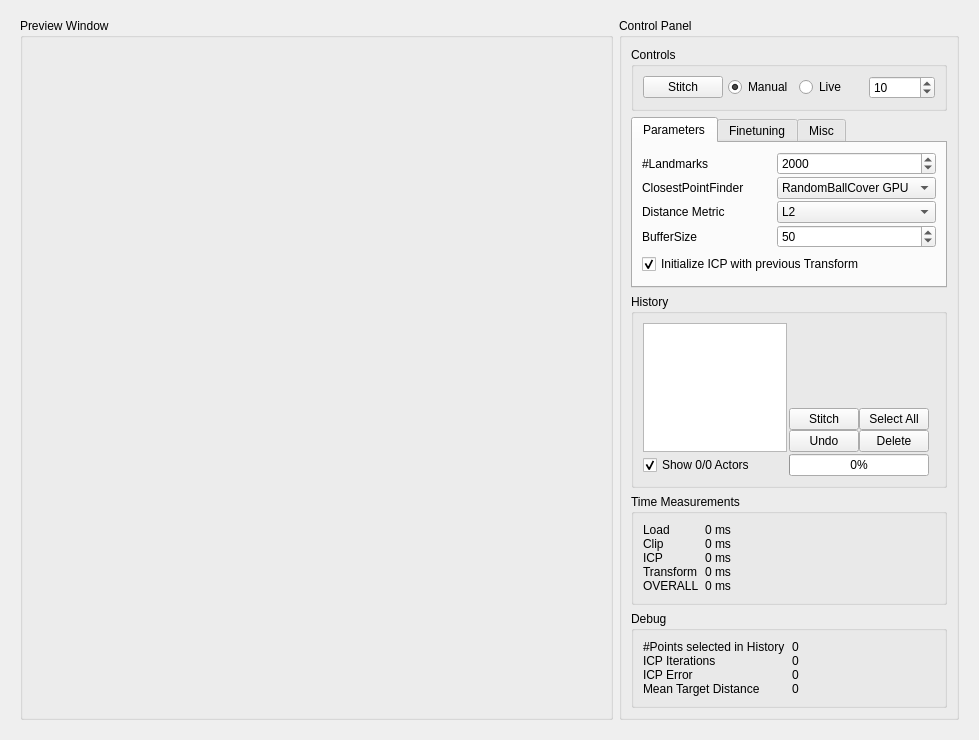
anygo/uniprojectsdn, file master/seminar/FastStitching/FastStitchingWidget.ui: the form before one commit.
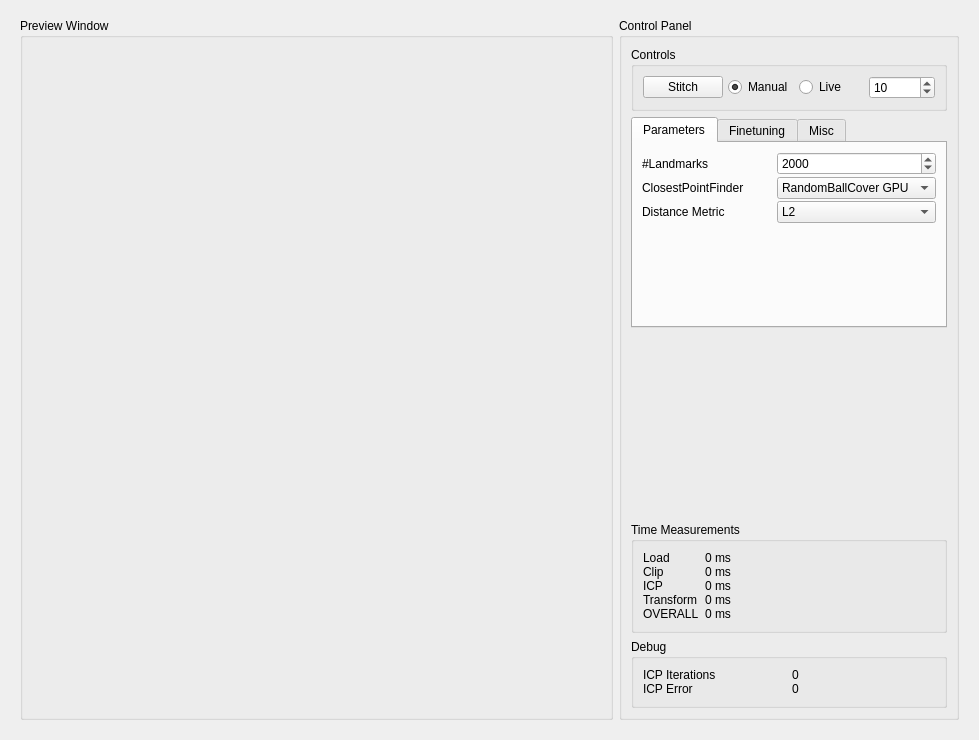
The form after the commit. Custom widgets are drawn as their Qt base class.

```diff
--- a/master/seminar/FastStitching/FastStitchingWidget.ui
+++ b/master/seminar/FastStitching/FastStitchingWidget.ui
@@ -249,50 +249,10 @@
                  </item>
                 </widget>
                </item>
-               <item row="3" column="1">
-                <widget class="QSpinBox" name="m_SpinBoxBufferSize">
-                 <property name="minimum">
-                  <number>2</number>
-                 </property>
-                 <property name="maximum">
-                  <number>65536</number>
-                 </property>
-                 <property name="singleStep">
-                  <number>5</number>
-                 </property>
-                 <property name="value">
-                  <number>50</number>
-                 </property>
-                </widget>
-               </item>
-               <item row="3" column="0">
-                <widget class="QLabel" name="label_13">
-                 <property name="text">
-                  <string>BufferSize</string>
-                 </property>
-                </widget>
-               </item>
               </layout>
              </item>
              <item>
-              <layout class="QVBoxLayout" name="verticalLayout_3">
-               <property name="spacing">
-                <number>0</number>
-               </property>
-               <item>
-                <widget class="QCheckBox" name="m_CheckBoxUsePreviousTransformation">
-                 <property name="text">
-                  <string>Initialize ICP with previous Transform</string>
-                 </property>
-                 <property name="checked">
-                  <bool>true</bool>
-                 </property>
-                </widget>
-               </item>
-              </layout>
-             </item>
-             <item>
-              <spacer name="verticalSpacer_3">
+              <spacer name="verticalSpacer">
                <property name="orientation">
                 <enum>Qt::Vertical</enum>
                </property>
@@ -620,178 +580,17 @@
           </widget>
          </item>
          <item>
-          <widget class="QGroupBox" name="groupBox_3">
-           <property name="title">
-            <string>History</string>
+          <spacer name="verticalSpacer_3">
+           <property name="orientation">
+            <enum>Qt::Vertical</enum>
            </property>
-           <layout class="QGridLayout" name="gridLayout_8">
-            <property name="verticalSpacing">
-             <number>2</number>
-            </property>
-            <item row="0" column="0">
-             <widget class="QListWidget" name="m_ListWidgetHistory">
-              <property name="minimumSize">
-               <size>
-                <width>144</width>
-                <height>0</height>
-               </size>
-              </property>
-              <property name="mouseTracking">
-               <bool>true</bool>
-              </property>
-              <property name="dragEnabled">
-               <bool>false</bool>
-              </property>
-              <property name="dragDropOverwriteMode">
-               <bool>false</bool>
-              </property>
-              <property name="dragDropMode">
-               <enum>QAbstractItemView::NoDragDrop</enum>
-              </property>
-              <property name="selectionMode">
-               <enum>QAbstractItemView::ExtendedSelection</enum>
-              </property>
-              <property name="viewMode">
-               <enum>QListView::ListMode</enum>
-              </property>
-              <property name="selectionRectVisible">
-               <bool>false</bool>
-              </property>
-             </widget>
-            </item>
-            <item row="0" column="2">
-             <widget class="QFrame" name="frame_4">
-              <property name="sizePolicy">
-               <sizepolicy hsizetype="Preferred" vsizetype="Preferred">
-                <horstretch>0</horstretch>
-                <verstretch>0</verstretch>
-               </sizepolicy>
-              </property>
-              <property name="frameShape">
-               <enum>QFrame::NoFrame</enum>
-              </property>
-              <property name="frameShadow">
-               <enum>QFrame::Plain</enum>
-              </property>
-              <layout class="QVBoxLayout" name="verticalLayout">
-               <property name="spacing">
-                <number>0</number>
-               </property>
-               <property name="margin">
-                <number>0</number>
-               </property>
-              </layout>
-             </widget>
-            </item>
-            <item row="0" column="1">
-             <layout class="QGridLayout" name="gridLayout_7">
-              <property name="sizeConstraint">
-               <enum>QLayout::SetMinimumSize</enum>
-              </property>
-              <property name="spacing">
-               <number>0</number>
-              </property>
-              <item row="0" column="1">
-               <spacer name="verticalSpacer">
-                <property name="orientation">
-                 <enum>Qt::Vertical</enum>
-                </property>
-                <property name="sizeType">
-                 <enum>QSizePolicy::Expanding</enum>
-                </property>
-                <property name="sizeHint" stdset="0">
-                 <size>
-                  <width>1</width>
-                  <height>40</height>
-                 </size>
-                </property>
-               </spacer>
-              </item>
-              <item row="12" column="1">
-               <widget class="QPushButton" name="m_PushButtonHistoryDelete">
-                <property name="toolTip">
-                 <string>deletes the selected actors</string>
-                </property>
-                <property name="text">
-                 <string>Delete</string>
-                </property>
-               </widget>
-              </item>
-              <item row="2" column="1">
-               <widget class="QPushButton" name="m_PushButtonHistoryShowAll">
-                <property name="minimumSize">
-                 <size>
-                  <width>0</width>
-                  <height>0</height>
-                 </size>
-                </property>
-                <property name="text">
-                 <string>Select All</string>
-                </property>
-               </widget>
-              </item>
-              <item row="12" column="0">
-               <widget class="QPushButton" name="m_PushButtonHistoryUndoTransform">
-                <property name="toolTip">
-                 <string>inverts the transforms that were applied to these actors</string>
-                </property>
-                <property name="text">
-                 <string>Undo</string>
-                </property>
-               </widget>
-              </item>
-              <item row="2" column="0">
-               <widget class="QPushButton" name="m_PushButtonHistoryStitchSelection">
-                <property name="toolTip">
-                 <string>stitches the actors to the previous actors</string>
-                </property>
-                <property name="text">
-                 <string>Stitch</string>
-                </property>
-               </widget>
-              </item>
-             </layout>
-            </item>
-            <item row="1" column="1">
-             <widget class="QProgressBar" name="m_ProgressBar">
-              <property name="maximum">
-               <number>100</number>
-              </property>
-              <property name="value">
-               <number>0</number>
-              </property>
-              <property name="alignment">
-               <set>Qt::AlignLeading|Qt::AlignLeft|Qt::AlignVCenter</set>
-              </property>
-              <property name="textVisible">
-               <bool>true</bool>
-              </property>
-              <property name="invertedAppearance">
-               <bool>false</bool>
-              </property>
-              <property name="textDirection">
-               <enum>QProgressBar::TopToBottom</enum>
-              </property>
-              <property name="format">
-               <string>%p%</string>
-              </property>
-             </widget>
-            </item>
-            <item row="1" column="0">
-             <widget class="QCheckBox" name="m_CheckBoxShowSelectedActors">
-              <property name="text">
-               <string>Show 0/0 Actors</string>
-              </property>
-              <property name="checkable">
-               <bool>true</bool>
-              </property>
-              <property name="checked">
-               <bool>true</bool>
-              </property>
-             </widget>
-            </item>
-           </layout>
-          </widget>
+           <property name="sizeHint" stdset="0">
+            <size>
+             <width>20</width>
+             <height>40</height>
+            </size>
+           </property>
+          </spacer>
          </item>
          <item>
           <widget class="QGroupBox" name="groupBox_7">
@@ -905,31 +704,14 @@
             <property name="verticalSpacing">
              <number>0</number>
             </property>
-            <item row="1" column="0">
+            <item row="0" column="0">
              <widget class="QLabel" name="label_4">
               <property name="text">
                <string>ICP Iterations</string>
               </property>
              </widget>
             </item>
-            <item row="0" column="0">
-             <widget class="QLabel" name="label_8">
-              <property name="text">
-               <string>#Points selected in History</string>
-              </property>
-             </widget>
-            </item>
-            <item row="0" column="1">
-             <widget class="QLabel" name="m_LabelNumberOfPoints">
-              <property name="frameShadow">
-               <enum>QFrame::Plain</enum>
-              </property>
-              <property name="text">
-               <string>0</string>
-              </property>
-             </widget>
-            </item>
-            <item row="2" column="1">
+            <item row="1" column="1">
              <widget class="QLabel" name="m_LabelICPError">
               <property name="frameShadow">
                <enum>QFrame::Plain</enum>
@@ -939,14 +721,14 @@
               </property>
              </widget>
             </item>
-            <item row="2" column="0">
+            <item row="1" column="0">
              <widget class="QLabel" name="label_5">
               <property name="text">
                <string>ICP Error</string>
               </property>
              </widget>
             </item>
-            <item row="1" column="1">
+            <item row="0" column="1">
              <widget class="QLabel" name="m_LabelICPIterations">
               <property name="frameShadow">
                <enum>QFrame::Plain</enum>
@@ -956,23 +738,6 @@
               </property>
              </widget>
             </item>
-            <item row="3" column="0">
-             <widget class="QLabel" name="label_19">
-              <property name="text">
-               <string>Mean Target Distance</string>
-              </property>
-             </widget>
-            </item>
-            <item row="3" column="1">
-             <widget class="QLabel" name="m_LabelICPMeanTargetDistance">
-              <property name="frameShadow">
-               <enum>QFrame::Plain</enum>
-              </property>
-              <property name="text">
-               <string>0</string>
-              </property>
-             </widget>
-            </item>
            </layout>
           </widget>
          </item>
```
Left out of the diff: 120 changed lines with no effect on the pictures.
